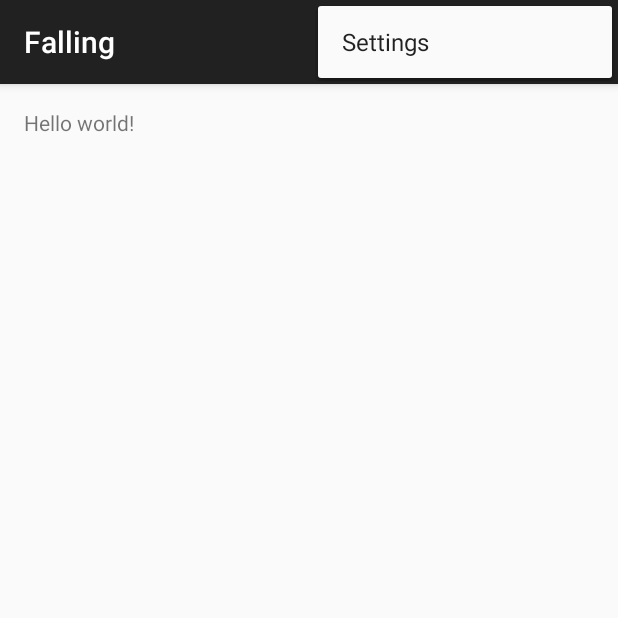
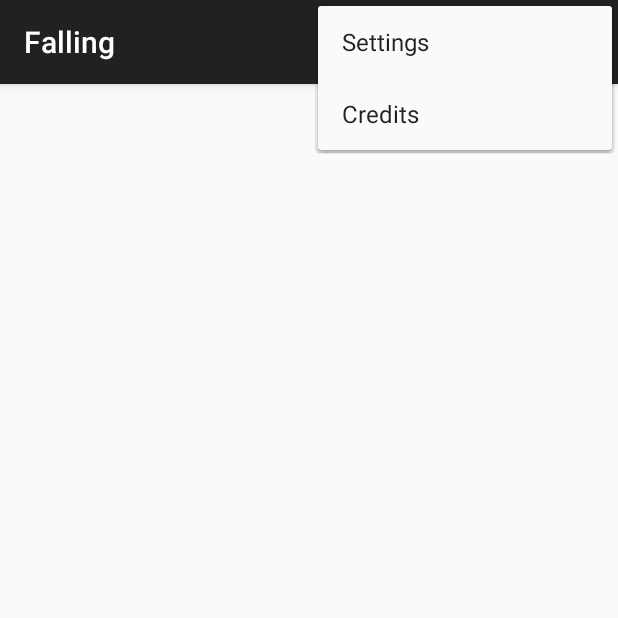
Before and after one commit to 1234342/Falling, an Android app: the screen it shows after launch (MainActivity), with the options menu open, on a phone screen of 412 x 824 dp, the top half of it. Run offline under Robolectric (Android 15) with nearby library versions, the phone set to English and light mode, and no system bars.

Commit message:
Add App Start Splash Effect base , Credit base , other things

```diff
--- a/app/src/main/java/com/kudosku/falling/MainActivity.java
+++ b/app/src/main/java/com/kudosku/falling/MainActivity.java
@@ -4,34 +4,43 @@ import android.support.v7.app.AppCompatActivity;
 import android.os.Bundle;
 import android.view.Menu;
 import android.view.MenuItem;
+import android.content.Intent;
 
 public class MainActivity extends AppCompatActivity {
 
     @Override
     protected void onCreate(Bundle savedInstanceState) {
         super.onCreate(savedInstanceState);
-        setContentView(R.layout.activitymain);
+        setContentView(R.layout.main);
+
     }
 
     @Override
     public boolean onCreateOptionsMenu(Menu menu) {
         // Inflate the menu; this adds items to the action bar if it is present.
-        getMenuInflater().inflate(R.menu.menuactivity, menu);
+        getMenuInflater().inflate(R.menu.setting, menu);
+        getMenuInflater().inflate(R.menu.credits, menu);
         return true;
     }
 
     @Override
     public boolean onOptionsItemSelected(MenuItem item) {
         // Handle action bar item clicks here. The action bar will
-        // automatically handle clicks on the Home/Up button, so long
-        // as you specify a parent activity in AndroidManifest.xml.
-        int id = item.getItemId();
+    // automatically handle clicks on the Home/Up button, so long
+    // as you specify a parent activity in AndroidManifest.xml.
+    int id = item.getItemId();
 
-        //noinspection SimplifiableIfStatement
-        if (id == R.id.action_settings) {
-            return true;
+
+
+         //noinspection SimplifiableIfStatement
+        switch (id) {
+            case R.id.settings:
+                Intent itn2 = new Intent(MainActivity.this, Setting.class);
+                startActivity(itn2);
+                return true;
+            default:
+                return super.onOptionsItemSelected(item);
         }
 
-        return super.onOptionsItemSelected(item);
     }
 }
--- /dev/null
+++ b/app/src/main/java/com/kudosku/falling/Splash.java
@@ -0,0 +1,20 @@
+package com.kudosku.falling;
+
+import android.content.Intent;
+import android.os.Bundle;
+import android.support.v7.app.AppCompatActivity;
+
+public class Splash extends AppCompatActivity {
+    @Override
+    protected void onCreate(Bundle savedInstanceState) {
+        super.onCreate(savedInstanceState);
+        try{
+            Thread.sleep(3000); // 1000 당 1초
+        } catch (InterruptedException e) {
+            e.printStackTrace();
+        }
+
+        startActivity(new Intent(this, MainActivity.class));
+        finish();
+    }
+}
--- /dev/null
+++ b/app/src/main/res/layout/credits.xml
@@ -0,0 +1,6 @@
+<?xml version="1.0" encoding="utf-8"?>
+<LinearLayout xmlns:android="http://schemas.android.com/apk/res/android"
+    android:orientation="vertical" android:layout_width="match_parent"
+    android:layout_height="match_parent">
+
+</LinearLayout>
--- a/app/src/main/res/layout/activitymain.xml
+++ b/app/src/main/res/layout/main.xml
@@ -5,7 +5,6 @@
     android:paddingTop="@dimen/activity_vertical_margin"
     android:paddingBottom="@dimen/activity_vertical_margin" tools:context=".MainActivity">
 
-    <TextView android:text="@string/hello_world" android:layout_width="wrap_content"
-        android:layout_height="wrap_content" />
+
 
 </RelativeLayout>
--- a/app/src/main/res/menu/menuactivity.xml
+++ b/app/src/main/res/menu/credits.xml
@@ -1,6 +1,6 @@
 <menu xmlns:android="http://schemas.android.com/apk/res/android"
     xmlns:app="http://schemas.android.com/apk/res-auto"
     xmlns:tools="http://schemas.android.com/tools" tools:context=".MainActivity">
-    <item android:id="@+id/action_settings" android:title="@string/action_settings"
+    <item android:id="@+id/credits" android:title="@string/credits"
         android:orderInCategory="100" app:showAsAction="never" />
 </menu>
--- /dev/null
+++ b/app/src/main/res/menu/setting.xml
@@ -0,0 +1,6 @@
+<menu xmlns:android="http://schemas.android.com/apk/res/android"
+    xmlns:app="http://schemas.android.com/apk/res-auto"
+    xmlns:tools="http://schemas.android.com/tools" tools:context=".MainActivity">
+    <item android:id="@+id/settings" android:title="@string/settings"
+        android:orderInCategory="100" app:showAsAction="never" />
+</menu>
--- a/app/src/main/res/values/strings.xml
+++ b/app/src/main/res/values/strings.xml
@@ -1,6 +1,6 @@
 <resources>
     <string name="app_name">Falling</string>
 
-    <string name="hello_world">Hello world!</string>
-    <string name="action_settings">Settings</string>
+    <string name="settings">Settings</string>
+    <string name="credits">Credits</string>
 </resources>
--- a/app/src/main/res/values/styles.xml
+++ b/app/src/main/res/values/styles.xml
@@ -4,5 +4,8 @@
     <style name="AppTheme" parent="Theme.AppCompat.Light.DarkActionBar">
         <!-- Customize your theme here. -->
     </style>
+    <style name="SplashTheme" parent="Theme.AppCompat.Light.NoActionBar">
+        <item name="android:windowBackground">@drawable/splash</item>
+    </style>
 
 </resources>
```
Also changed, not shown: app/src/main/AndroidManifest.xml (+15 -4 lines), app/src/main/java/com/kudosku/falling/Setting.java (added, +16 -0 lines), app/src/main/res/layout/setting.xml (added, +7 -0 lines), app/src/main/res/drawable/splash.png (added).
